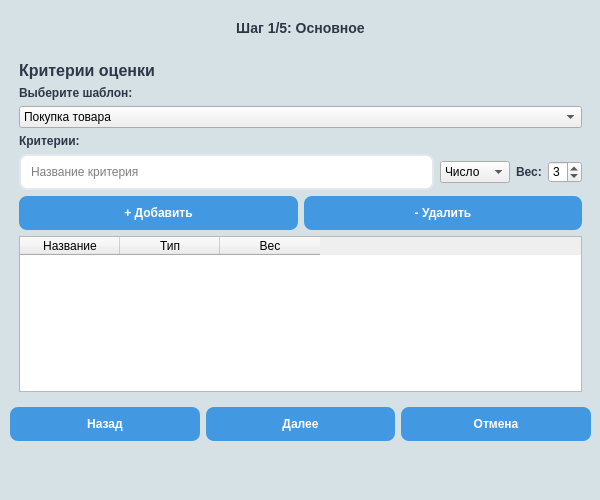
Before: the Qt Designer form ui/decision_wizard.ui in 27Kokos/testPythonIS, drawn with Qt 5.
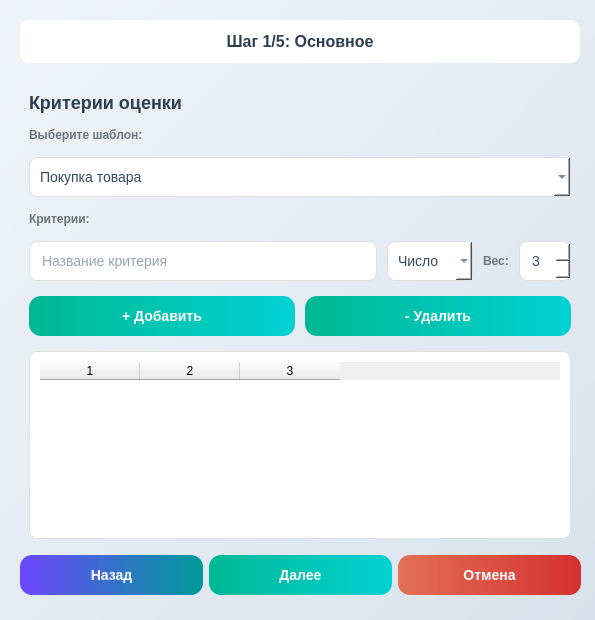
After: the same form once the commit is applied. The open tabs and pages were chosen to show the change.

Patch:
```diff
--- a/ui/decision_wizard.ui
+++ b/ui/decision_wizard.ui
@@ -6,8 +6,8 @@
    <rect>
     <x>0</x>
     <y>0</y>
-    <width>600</width>
-    <height>500</height>
+    <width>595</width>
+    <height>620</height>
    </rect>
   </property>
   <property name="windowTitle">
@@ -15,56 +15,81 @@
   </property>
   <property name="styleSheet">
    <string notr="true">QDialog {
-    background-color: rgb(214, 225, 229);
+    background-color: qlineargradient(spread:pad, x1:0, y1:0, x2:1, y2:1, stop:0 #f0f4f8, stop:1 #d9e2ec);
     font-family: 'Segoe UI', Arial, sans-serif;
-    color: black;
-   }
-   QLabel {
-    color: #2d3748;
+    color: #2c3e50;
+}
+QLabel {
+    color: #2c3e50;
     font-weight: 500;
-   }
-   QLineEdit, QTextEdit {
-    border: 2px solid #e2e8f0;
+}
+QLineEdit, QTextEdit, QComboBox, QSpinBox, QListWidget, QTableWidget {
+    border: 1px solid #e0e0e0;
     border-radius: 8px;
-    padding: 8px;
-    background: white;
-   }
-   QPushButton {
-    background-color: #4299e1;
+    padding: 10px;
+    background: #ffffff;
+    color: #34495e;
+    font-size: 14px;
+}
+QPushButton {
+    background-color: qlineargradient(spread:pad, x1:0, y1:0, x2:1, y2:0, stop:0 #00b894, stop:1 #00d2d3);
     color: white;
     border: none;
-    border-radius: 8px;
-    padding: 10px 20px;
-    font-weight: 500;
-   }
-   QPushButton:hover {
-    background-color: #3182ce;
-   }
-   QPushButton:disabled {
+    border-radius: 12px;
+    padding: 12px 24px;
+    font-weight: 600;
+    font-size: 14px;
+}
+QPushButton:hover {
+    background-color: qlineargradient(spread:pad, x1:0, y1:0, x2:1, y2:0, stop:0 #01907a, stop:1 #00b3b4);
+}
+QPushButton:pressed {
+    background-color: qlineargradient(spread:pad, x1:0, y1:0, x2:1, y2:0, stop:0 #017f6a, stop:1 #009a9b);
+}
+QPushButton#backBtn {
+    background-color: qlineargradient(spread:pad, x1:0, y1:0, x2:1, y2:0, stop:0 #d55526ff, stop:1 #009a9b);
+}
+QPushButton#backBtn:hover {
+    background-color: qlineargradient(spread:pad, x1:0, y1:0, x2:1, y2:0, stop:0 #c75c47, stop:1 #b71c1c);
+}
+QPushButton#cancelBtn {
+    background-color: qlineargradient(spread:pad, x1:0, y1:0, x2:1, y2:0, stop:0 #e17055, stop:1 #d63031);
+}
+QPushButton#cancelBtn:hover {
+    background-color: qlineargradient(spread:pad, x1:0, y1:0, x2:1, y2:0, stop:0 #c75c47, stop:1 #b71c1c);
+}
+QPushButton#cancelBtn:pressed {
+    background-color: qlineargradient(spread:pad, x1:0, y1:0, x2:1, y2:0, stop:0 #af503f, stop:1 #9e0f0f);
+}
+QPushButton:disabled {
     background-color: #a0aec0;
-   }</string>
+    color: #e2e8f0;
+}</string>
   </property>
   <widget class="QWidget" name="verticalLayoutWidget">
    <property name="geometry">
     <rect>
-     <x>10</x>
-     <y>10</y>
-     <width>581</width>
-     <height>431</height>
+     <x>20</x>
+     <y>20</y>
+     <width>560</width>
+     <height>528</height>
     </rect>
    </property>
    <layout class="QVBoxLayout" name="verticalLayout">
+    <property name="spacing">
+     <number>20</number>
+    </property>
     <item>
      <widget class="QLabel" name="stepLabel">
+      <property name="styleSheet">
+       <string notr="true">font-weight: bold; font-size: 16px; padding: 12px; background-color: #ffffff; border-radius: 10px; box-shadow: 0px 2px 8px rgba(0, 0, 0, 0.05); color: #2c3e50;</string>
+      </property>
       <property name="text">
        <string>Шаг 1/5: Основное</string>
       </property>
       <property name="alignment">
        <set>Qt::AlignCenter</set>
       </property>
-      <property name="styleSheet">
-       <string notr="true">font-weight: bold; font-size: 14px; padding: 10px;</string>
-      </property>
      </widget>
     </item>
     <item>
@@ -73,27 +98,25 @@
        <number>0</number>
       </property>
       <widget class="QWidget" name="page">
-       <property name="geometry">
-        <rect>
-         <x>0</x>
-         <y>0</y>
-         <width>561</width>
-         <height>351</height>
-        </rect>
-       </property>
        <layout class="QVBoxLayout" name="verticalLayout_2">
+        <property name="spacing">
+         <number>15</number>
+        </property>
         <item>
          <widget class="QLabel" name="label">
+          <property name="styleSheet">
+           <string notr="true">font-size: 18px; font-weight: bold; color: #2c3e50;</string>
+          </property>
           <property name="text">
            <string>Основная информация</string>
           </property>
-          <property name="styleSheet">
-           <string notr="true">font-size: 16px; font-weight: bold;</string>
-          </property>
          </widget>
         </item>
         <item>
          <widget class="QLabel" name="label_2">
+          <property name="styleSheet">
+           <string notr="true">color: #6c757d;</string>
+          </property>
           <property name="text">
            <string>Название решения:</string>
           </property>
@@ -104,6 +127,9 @@
         </item>
         <item>
          <widget class="QLabel" name="label_3">
+          <property name="styleSheet">
+           <string notr="true">color: #6c757d;</string>
+          </property>
           <property name="text">
            <string>Описание (необязательно):</string>
           </property>
@@ -114,42 +140,33 @@
           <property name="maximumSize">
            <size>
             <width>16777215</width>
-            <height>100</height>
+            <height>170</height>
            </size>
           </property>
-          <property name="html">
-           <string>&lt;!DOCTYPE HTML PUBLIC &quot;-//W3C//DTD HTML 4.0//EN&quot; &quot;http://www.w3.org/TR/REC-html40/strict.dtd&quot;&gt;
-&lt;html&gt;&lt;head&gt;&lt;meta name=&quot;qrichtext&quot; content=&quot;1&quot; /&gt;&lt;style type=&quot;text/css&quot;&gt;
-p, li { white-space: pre-wrap; }
-&lt;/style&gt;&lt;/head&gt;&lt;body style=&quot; font-family:'MS Shell Dlg 2'; font-size:8.25pt; font-weight:400; font-style:normal;&quot;&gt;
-&lt;p style=&quot;-qt-paragraph-type:empty; margin-top:0px; margin-bottom:0px; margin-left:0px; margin-right:0px; -qt-block-indent:0; text-indent:0px;&quot;&gt;&lt;br /&gt;&lt;/p&gt;&lt;/body&gt;&lt;/html&gt;</string>
-          </property>
          </widget>
         </item>
        </layout>
       </widget>
       <widget class="QWidget" name="page_2">
-       <property name="geometry">
-        <rect>
-         <x>0</x>
-         <y>0</y>
-         <width>561</width>
-         <height>351</height>
-        </rect>
-       </property>
        <layout class="QVBoxLayout" name="verticalLayout_3">
+        <property name="spacing">
+         <number>15</number>
+        </property>
         <item>
          <widget class="QLabel" name="label_4">
+          <property name="styleSheet">
+           <string notr="true">font-size: 18px; font-weight: bold; color: #2c3e50;</string>
+          </property>
           <property name="text">
            <string>Варианты решения</string>
           </property>
-          <property name="styleSheet">
-           <string notr="true">font-size: 16px; font-weight: bold;</string>
-          </property>
          </widget>
         </item>
         <item>
          <widget class="QLabel" name="label_5">
+          <property name="styleSheet">
+           <string notr="true">color: #6c757d;</string>
+          </property>
           <property name="text">
            <string>Добавьте варианты для сравнения:</string>
           </property>
@@ -157,6 +174,9 @@
         </item>
         <item>
          <layout class="QHBoxLayout" name="horizontalLayout">
+          <property name="spacing">
+           <number>10</number>
+          </property>
           <item>
            <widget class="QLineEdit" name="optionNameEdit">
             <property name="placeholderText">
@@ -186,27 +206,25 @@
        </layout>
       </widget>
       <widget class="QWidget" name="page_3">
-       <property name="geometry">
-        <rect>
-         <x>0</x>
-         <y>0</y>
-         <width>561</width>
-         <height>351</height>
-        </rect>
-       </property>
        <layout class="QVBoxLayout" name="verticalLayout_4">
+        <property name="spacing">
+         <number>15</number>
+        </property>
         <item>
          <widget class="QLabel" name="label_6">
+          <property name="styleSheet">
+           <string notr="true">font-size: 18px; font-weight: bold; color: #2c3e50;</string>
+          </property>
           <property name="text">
            <string>Критерии оценки</string>
           </property>
-          <property name="styleSheet">
-           <string notr="true">font-size: 16px; font-weight: bold;</string>
-          </property>
          </widget>
         </item>
         <item>
          <widget class="QLabel" name="label_7">
+          <property name="styleSheet">
+           <string notr="true">color: #6c757d;</string>
+          </property>
           <property name="text">
            <string>Выберите шаблон:</string>
           </property>
@@ -238,6 +256,9 @@
         </item>
         <item>
          <widget class="QLabel" name="label_8">
+          <property name="styleSheet">
+           <string notr="true">color: #6c757d;</string>
+          </property>
           <property name="text">
            <string>Критерии:</string>
           </property>
@@ -245,6 +266,9 @@
         </item>
         <item>
          <layout class="QHBoxLayout" name="horizontalLayout_2">
+          <property name="spacing">
+           <number>10</number>
+          </property>
           <item>
            <widget class="QLineEdit" name="criterionNameEdit">
             <property name="placeholderText">
@@ -268,6 +292,9 @@
           </item>
           <item>
            <widget class="QLabel" name="label_9">
+            <property name="styleSheet">
+             <string notr="true">color: #6c757d;</string>
+            </property>
             <property name="text">
              <string>Вес:</string>
             </property>
@@ -290,6 +317,9 @@
         </item>
         <item>
          <layout class="QHBoxLayout" name="horizontalLayout_3">
+          <property name="spacing">
+           <number>10</number>
+          </property>
           <item>
            <widget class="QPushButton" name="addCriterionBtn">
             <property name="text">
@@ -308,79 +338,76 @@
         </item>
         <item>
          <widget class="QTableWidget" name="criteriaTable">
-          <column>
-           <property name="text">
-            <string>Название</string>
-           </property>
-          </column>
-          <column>
-           <property name="text">
-            <string>Тип</string>
-           </property>
-          </column>
-          <column>
-           <property name="text">
-            <string>Вес</string>
-           </property>
-          </column>
+          <property name="rowCount">
+           <number>0</number>
+          </property>
+          <property name="columnCount">
+           <number>3</number>
+          </property>
+          <column/>
+          <column/>
+          <column/>
          </widget>
         </item>
        </layout>
       </widget>
       <widget class="QWidget" name="page_4">
-       <property name="geometry">
-        <rect>
-         <x>0</x>
-         <y>0</y>
-         <width>561</width>
-         <height>351</height>
-        </rect>
-       </property>
        <layout class="QVBoxLayout" name="verticalLayout_5">
+        <property name="spacing">
+         <number>15</number>
+        </property>
         <item>
          <widget class="QLabel" name="label_10">
+          <property name="styleSheet">
+           <string notr="true">font-size: 18px; font-weight: bold; color: #2c3e50;</string>
+          </property>
           <property name="text">
            <string>Оценка вариантов</string>
           </property>
-          <property name="styleSheet">
-           <string notr="true">font-size: 16px; font-weight: bold;</string>
-          </property>
          </widget>
         </item>
         <item>
          <widget class="QLabel" name="label_11">
+          <property name="styleSheet">
+           <string notr="true">color: #6c757d;</string>
+          </property>
           <property name="text">
            <string>Оцените варианты по каждому критерию:</string>
           </property>
          </widget>
         </item>
         <item>
-         <widget class="QTableWidget" name="evaluationsTable"/>
+         <widget class="QTableWidget" name="evaluationsTable">
+          <property name="rowCount">
+           <number>0</number>
+          </property>
+          <property name="columnCount">
+           <number>0</number>
+          </property>
+         </widget>
         </item>
        </layout>
       </widget>
       <widget class="QWidget" name="page_5">
-       <property name="geometry">
-        <rect>
-         <x>0</x>
-         <y>0</y>
-         <width>561</width>
-         <height>351</height>
-        </rect>
-       </property>
        <layout class="QVBoxLayout" name="verticalLayout_6">
+        <property name="spacing">
+         <number>15</number>
+        </property>
         <item>
          <widget class="QLabel" name="label_12">
+          <property name="styleSheet">
+           <string notr="true">font-size: 18px; font-weight: bold; color: #2c3e50;</string>
+          </property>
           <property name="text">
            <string>Результаты анализа</string>
           </property>
-          <property name="styleSheet">
-           <string notr="true">font-size: 16px; font-weight: bold;</string>
-          </property>
          </widget>
         </item>
         <item>
          <widget class="QLabel" name="label_13">
+          <property name="styleSheet">
+           <string notr="true">color: #6c757d;</string>
+          </property>
           <property name="text">
            <string>Ранжированные варианты по итоговой оценке:</string>
           </property>
@@ -402,33 +429,46 @@
     </item>
     <item>
      <layout class="QHBoxLayout" name="horizontalLayout_4">
-      <item>
-       <widget class="QPushButton" name="backBtn">
-        <property name="text">
-         <string>Назад</string>
-        </property>
-       </widget>
-      </item>
-      <item>
-       <widget class="QPushButton" name="nextBtn">
-        <property name="text">
-         <string>Далее</string>
-        </property>
-       </widget>
-      </item>
-      <item>
-       <widget class="QPushButton" name="cancelBtn">
-        <property name="text">
-         <string>Отмена</string>
-        </property>
-       </widget>
-      </item>
+      <property name="spacing">
+       <number>10</number>
+      </property>
      </layout>
     </item>
    </layout>
   </widget>
-  <resources/>
-  <connections/>
+  <widget class="QWidget" name="horizontalLayoutWidget">
+   <property name="geometry">
+    <rect>
+     <x>20</x>
+     <y>550</y>
+     <width>561</width>
+     <height>51</height>
+    </rect>
+   </property>
+   <layout class="QHBoxLayout" name="horizontalLayout_5">
+    <item>
+     <widget class="QPushButton" name="backBtn">
+      <property name="text">
+       <string>Назад</string>
+      </property>
+     </widget>
+    </item>
+    <item>
+     <widget class="QPushButton" name="nextBtn">
+      <property name="text">
+       <string>Далее</string>
+      </property>
+     </widget>
+    </item>
+    <item>
+     <widget class="QPushButton" name="cancelBtn">
+      <property name="text">
+       <string>Отмена</string>
+      </property>
+     </widget>
+    </item>
+   </layout>
+  </widget>
  </widget>
  <resources/>
  <connections/>
```
